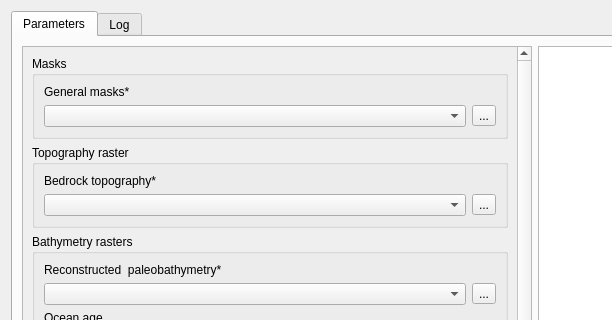
jaminzoda/terra-antiqua, file terra_antiqua_dialog_base.ui: the form before one commit; both pictures show x 0 to 612 and y 0 to 320 of the 880 by 500 pixel window.
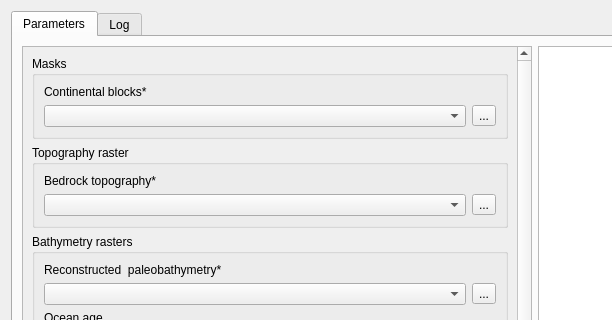
The form after the commit. Custom widgets are drawn as their Qt base class.

The edit to the form file:
```diff
--- a/terra_antiqua_dialog_base.ui
+++ b/terra_antiqua_dialog_base.ui
@@ -42,8 +42,8 @@
           <property name="geometry">
            <rect>
             <x>0</x>
-            <y>-235</y>
-            <width>463</width>
+            <y>0</y>
+            <width>478</width>
             <height>562</height>
            </rect>
           </property>
@@ -59,7 +59,7 @@
                 <item>
                  <widget class="QLabel" name="label_8">
                   <property name="text">
-                   <string>General masks*</string>
+                   <string>Continental blocks*</string>
                   </property>
                  </widget>
                 </item>
```
